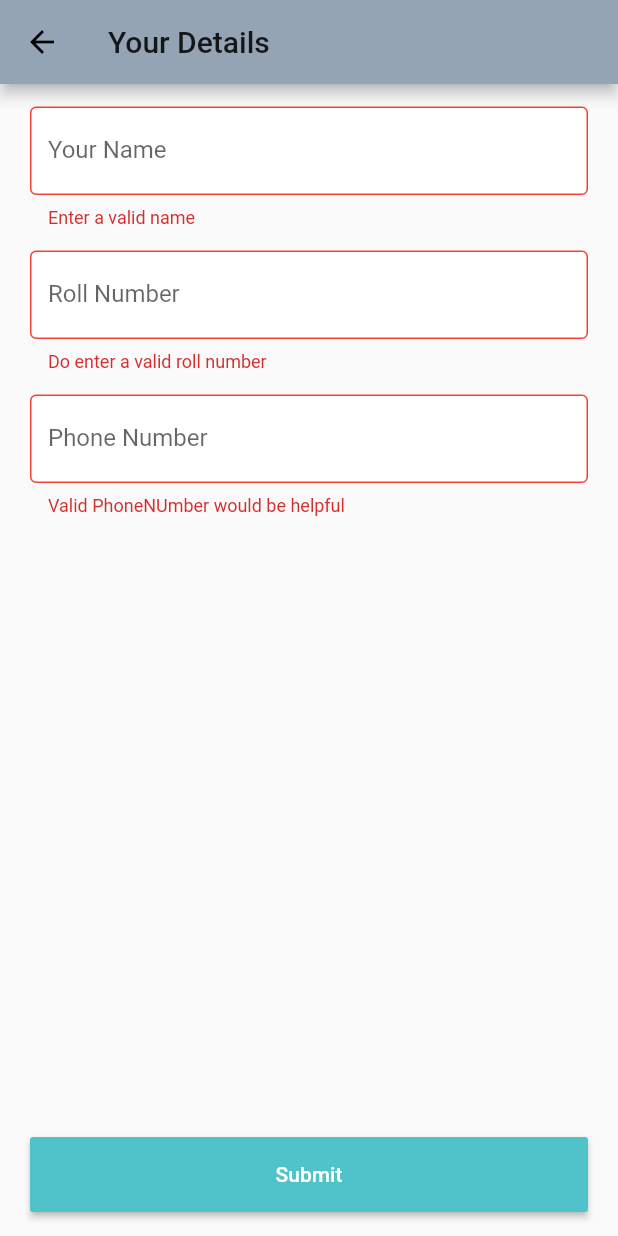
After one commit to codec-akash/ClgBud, a Flutter app: the UserDetails screen opened by its route, after a tap on "Submit", on a phone screen of 412 x 824 dp. The commit adds this screen. Run offline on Flutter 3.47's test engine with Material 2 defaults, Android fonts, the phone set to English and light mode, and no system bars; our stand-ins replace cloud_firestore, firebase_auth, firebase_core, firebase_storage, flutter_spinkit, google_fonts and 4 more; accounts and stored records are empty.

Commit message:
USer data updated

```diff
--- a/lib/main.dart
+++ b/lib/main.dart
@@ -1,6 +1,7 @@
 import 'package:clgbud/pages/add_product/add_product.dart';
 import 'package:clgbud/pages/home_page/home_page.dart';
 import 'package:clgbud/pages/login_page/login_page.dart';
+import 'package:clgbud/pages/user_details/user_details.dart';
 import 'package:clgbud/pages/your_product/your_products.dart';
 import 'package:clgbud/services/auth.dart';
 import 'package:clgbud/services/product_database.dart';
@@ -48,6 +49,7 @@ class MyApp extends StatelessWidget {
           routes: {
             AddProduct.routeName: (ctx) => AddProduct(),
             YourProducts.routeName: (ctx) => YourProducts(),
+            UserDetails.routeName: (ctx) => UserDetails(),
           },
         ),
       ),
--- a/lib/pages/home_page/drawer_screen.dart
+++ b/lib/pages/home_page/drawer_screen.dart
@@ -1,4 +1,5 @@
 import 'package:clgbud/pages/add_product/add_product.dart';
+import 'package:clgbud/pages/user_details/user_details.dart';
 import 'package:clgbud/pages/your_product/your_products.dart';
 import 'package:clgbud/services/auth.dart';
 import 'package:clgbud/services/user_database.dart';
@@ -16,15 +17,16 @@ class DrawerScreen extends StatelessWidget {
         title: Consumer<UserDataBase>(
           builder: (context, value, _) {
             return GestureDetector(
-              child: Text(value?.userData?.username ?? "Click to add Info"),
+              child: value.userData?.isUserComplete ?? false
+                  ? Text("${value.userData.username}")
+                  : Text("Add Information"),
               onTap: () {
-                print("TODO");
+                Navigator.of(context).pushNamed(UserDetails.routeName);
               },
             );
           },
         ),
       ),
-      // backgroundColor: Theme.of(context).accentColor,
       body: Padding(
         padding: EdgeInsets.symmetric(horizontal: 20.0, vertical: 15.0),
         child: Column(
--- a/lib/pages/home_page/home_screen.dart
+++ b/lib/pages/home_page/home_screen.dart
@@ -2,6 +2,7 @@ import 'package:clgbud/model/product_model.dart';
 import 'package:clgbud/pages/home_page/product_list.dart';
 import 'package:clgbud/services/product_database.dart';
 import 'package:clgbud/utils/global.dart';
+import 'package:clgbud/utils/loading.dart';
 import 'package:flutter/material.dart';
 
 class HomeScreen extends StatefulWidget {
@@ -39,7 +40,7 @@ class _HomeScreenState extends State<HomeScreen> {
     return AnimatedContainer(
       transform: Matrix4.translationValues(xoffset, yoffset, 0)
         ..scale(scalefactor),
-      duration: Duration(milliseconds: 350),
+      duration: Duration(milliseconds: 250),
       decoration: BoxDecoration(
         color: Theme.of(context).backgroundColor,
         borderRadius: BorderRadius.circular(_isDrawerOpen ? 20.0 : 0.0),
@@ -76,7 +77,7 @@ class _HomeScreenState extends State<HomeScreen> {
                 stream: ProductDataBase().allProducts,
                 builder: (context, snapshot) {
                   if (snapshot.connectionState == ConnectionState.waiting) {
-                    return Text("Loading");
+                    return Center(child: Loading());
                   }
                   if (snapshot.hasError) {
                     return Text("${snapshot.error}");
@@ -86,7 +87,7 @@ class _HomeScreenState extends State<HomeScreen> {
                       child: ProductList(productList: snapshot.data),
                     );
                   }
-                  return Text("Loading");
+                  return Loading();
                 },
               )
             ],
--- /dev/null
+++ b/lib/pages/user_details/user_details.dart
@@ -0,0 +1,147 @@
+import 'package:clgbud/model/user_model.dart';
+import 'package:clgbud/services/user_database.dart';
+import 'package:clgbud/utils/global.dart';
+import 'package:clgbud/utils/loading.dart';
+import 'package:flutter/material.dart';
+import 'package:flutter_spinkit/flutter_spinkit.dart';
+import 'package:provider/provider.dart';
+
+class UserDetails extends StatefulWidget {
+  static const routeName = "/user-details";
+  @override
+  _UserDetailsState createState() => _UserDetailsState();
+}
+
+class _UserDetailsState extends State<UserDetails> {
+  final _formKey = GlobalKey<FormState>();
+  final _scaffold = GlobalKey<ScaffoldState>();
+  UserModel userData;
+
+  bool iscomplete = false;
+  bool isLoading = false;
+
+  @override
+  void didChangeDependencies() {
+    userData = Provider.of<UserDataBase>(context, listen: false).userData;
+    super.didChangeDependencies();
+  }
+
+  void updateUserDetials() {
+    if (isLoading) {
+      _scaffold.currentState.hideCurrentSnackBar();
+      _scaffold.currentState
+          .showSnackBar(SnackBar(content: Text("Updating user please wait")));
+    } else {
+      if (_formKey.currentState.validate()) {
+        _scaffold.currentState.showBodyScrim(true, 0.4);
+        setState(() {
+          isLoading = true;
+        });
+        try {
+          Provider.of<UserDataBase>(context, listen: false).initialiseUser(
+            username: userData.username,
+            phoneNumber: userData.phoneNumber,
+            rollNo: userData.rollno,
+            userId: userData.userId,
+            isUserComplete: true,
+          );
+          _scaffold.currentState
+              .showSnackBar(SnackBar(content: Text("User Updated")));
+        } catch (e) {
+          print(e);
+        }
+        _scaffold.currentState.showBodyScrim(false, 0.4);
+        setState(() {
+          isLoading = false;
+        });
+      }
+    }
+  }
+
+  @override
+  Widget build(BuildContext context) {
+    bool keyBoardVisible = MediaQuery.of(context).viewInsets.bottom != 0;
+    return Scaffold(
+      key: _scaffold,
+      appBar: AppBar(
+        title: Text("Your Details"),
+      ),
+      floatingActionButton: keyBoardVisible
+          ? null
+          : Container(
+              width: MediaQuery.of(context).size.width - 36,
+              padding: EdgeInsets.only(right: 4),
+              height: 50,
+              child: RaisedButton(
+                color: Theme.of(context).accentColor,
+                textColor: Colors.white,
+                child: isLoading
+                    ? SpinKitThreeBounce(color: Colors.white, size: 24)
+                    : Text("Submit"),
+                onPressed: () {
+                  updateUserDetials();
+                },
+              ),
+            ),
+      body: Container(
+        padding: EdgeInsets.symmetric(horizontal: 20.0, vertical: 15.0),
+        child: Form(
+          key: _formKey,
+          child: ListView(
+            children: [
+              TextFormField(
+                initialValue: userData.username,
+                decoration: Global()
+                    .textFieldDecoration
+                    .copyWith(labelText: 'Your Name'),
+                validator: (value) {
+                  if (value.length <= 2) {
+                    return 'Enter a valid name';
+                  }
+                  return null;
+                },
+                onChanged: (value) {
+                  userData.username = value;
+                },
+              ),
+              Global().height10Box,
+              TextFormField(
+                initialValue: userData.rollno,
+                decoration: Global()
+                    .textFieldDecoration
+                    .copyWith(labelText: 'Roll Number'),
+                validator: (value) {
+                  if (value.length < 3) {
+                    return "Do enter a valid roll number";
+                  }
+                  return null;
+                },
+                onChanged: (value) {
+                  userData.rollno = value;
+                },
+              ),
+              Global().height10Box,
+              TextFormField(
+                initialValue: userData.phoneNumber,
+                decoration: Global().textFieldDecoration.copyWith(
+                      labelText: "Phone Number",
+                    ),
+                keyboardType: TextInputType.phone,
+                validator: (value) {
+                  if (value.length < 10) {
+                    return "Valid PhoneNUmber would be helpful";
+                  }
+                  return null;
+                },
+                onChanged: (value) {
+                  userData.phoneNumber = "+91" + value;
+                },
+              ),
+              Global().height10Box,
+            ],
+          ),
+        ),
+      ),
+    );
+  }
+}
--- a/lib/pages/your_product/your_products.dart
+++ b/lib/pages/your_product/your_products.dart
@@ -2,6 +2,7 @@ import 'package:clgbud/model/product_model.dart';
 import 'package:clgbud/pages/your_product/your_product_card.dart';
 import 'package:clgbud/services/product_database.dart';
 import 'package:clgbud/services/user_database.dart';
+import 'package:clgbud/utils/loading.dart';
 import 'package:flutter/material.dart';
 import 'package:provider/provider.dart';
 
@@ -22,7 +23,7 @@ class YourProducts extends StatelessWidget {
             future: products.userProducts(user.userId),
             builder: (context, snapshot) {
               if (snapshot.connectionState == ConnectionState.waiting) {
-                return Text("Loading");
+                return Loading();
               }
               if (snapshot.hasError) {
                 return Text(snapshot.error);
--- a/lib/services/user_database.dart
+++ b/lib/services/user_database.dart
@@ -1,5 +1,3 @@
-import 'dart:convert';
-
 import 'package:clgbud/model/user_model.dart';
 import 'package:cloud_firestore/cloud_firestore.dart';
 import 'package:firebase_auth/firebase_auth.dart';
@@ -28,8 +26,13 @@ class UserDataBase with ChangeNotifier {
       rollno: rollNo,
       isUserComplete: isUserComplete,
     );
+    print("usermodel: ${userData.rollno}");
     this.userId = userId;
-    await userCollection.doc(userId).set(userModel.toJson());
+    try {
+      await userCollection.doc(userId).set(userModel.toJson());
+    } catch (e) {
+      print(e);
+    }
   }
 
   void saveUserData() async {
```
